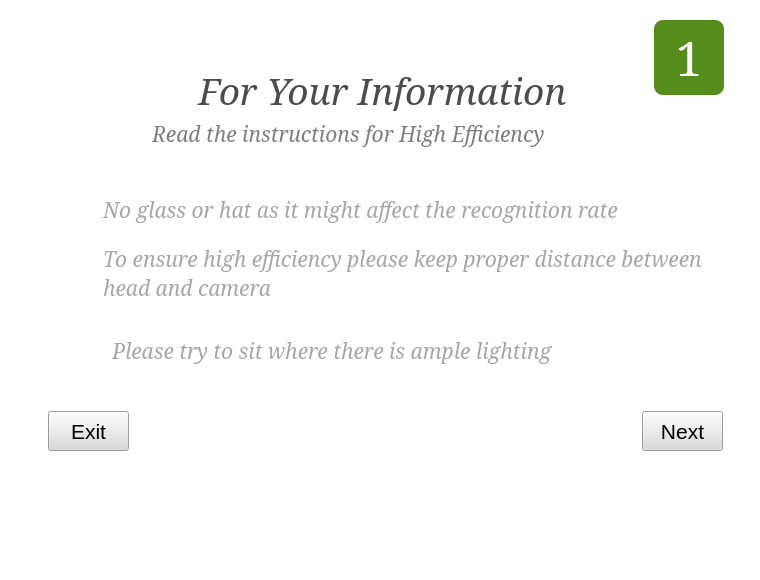
WilliamRen/pam-face-authentication, file data/ui/uifiles/faceTrainer.ui: the form before one commit.
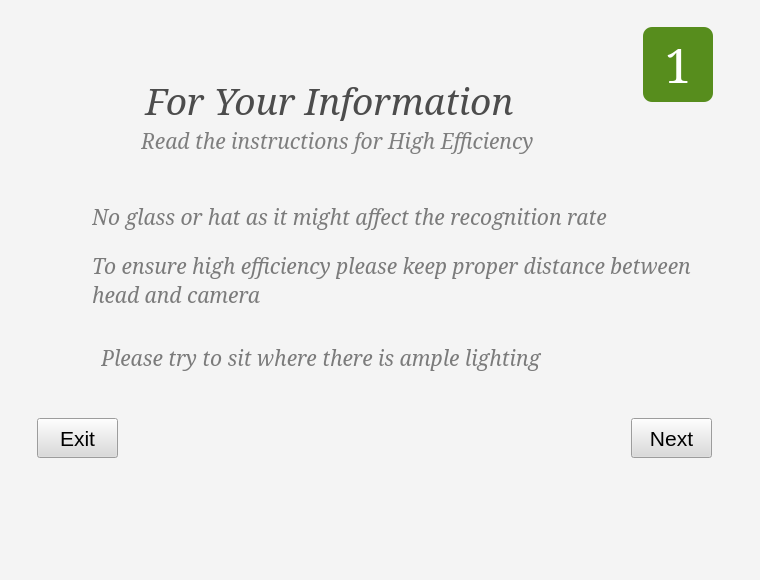
The form after the commit. The open tabs and pages were chosen to show the change. Icons and pictures are not drawn.

The edit to the form file:
```diff
--- a/data/ui/uifiles/faceTrainer.ui
+++ b/data/ui/uifiles/faceTrainer.ui
@@ -29,20 +29,20 @@
    <string>Face Trainer</string>
   </property>
   <property name="styleSheet">
-   <string notr="true">background-color: rgb(255, 255, 255);</string>
+   <string>background-color: rgb(244, 244, 244);</string>
   </property>
   <widget class="QWidget" name="centralwidget">
    <widget class="QStackedWidget" name="stkWg">
     <property name="geometry">
      <rect>
-      <x>12</x>
-      <y>0</y>
+      <x>1</x>
+      <y>7</y>
       <width>746</width>
       <height>567</height>
      </rect>
     </property>
     <property name="styleSheet">
-     <string notr="true">background-color: rgb(255, 255, 255);</string>
+     <string notr="true"/>
     </property>
     <property name="currentIndex">
      <number>2</number>
@@ -72,8 +72,8 @@
      <widget class="QLabel" name="lbl_heading_1">
       <property name="geometry">
        <rect>
-        <x>120</x>
-        <y>70</y>
+        <x>78</x>
+        <y>73</y>
         <width>501</width>
         <height>41</height>
        </rect>
@@ -187,7 +187,7 @@
       </property>
       <property name="styleSheet">
        <string notr="true">font: italic 16pt &quot;Serif&quot;;
-color: rgb(166, 166, 166);</string>
+color: rgb(123, 123, 123);</string>
       </property>
       <property name="text">
        <string>To ensure high efficiency please keep proper distance between head and camera</string>
@@ -255,7 +255,7 @@
       </property>
       <property name="styleSheet">
        <string notr="true">font: italic 16pt &quot;Serif&quot;;
-color: rgb(166, 166, 166);</string>
+color: rgb(123, 123, 123);</string>
       </property>
       <property name="text">
        <string>Please try to sit where there is ample lighting</string>
@@ -299,7 +299,7 @@
       </property>
       <property name="styleSheet">
        <string notr="true">font: italic 16pt &quot;Serif&quot;;
-color: rgb(166, 166, 166);</string>
+color: rgb(123, 123, 123);</string>
       </property>
       <property name="text">
        <string>No glass or hat as it might affect the recognition rate</string>
```
Left out of the diff: 21 changed lines with no effect on the pictures.
